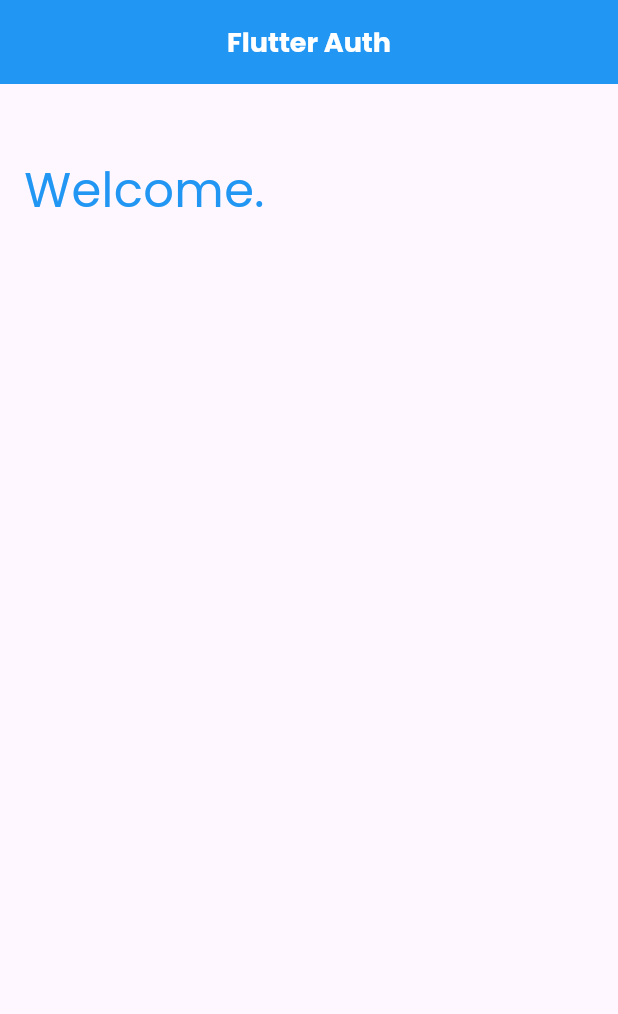
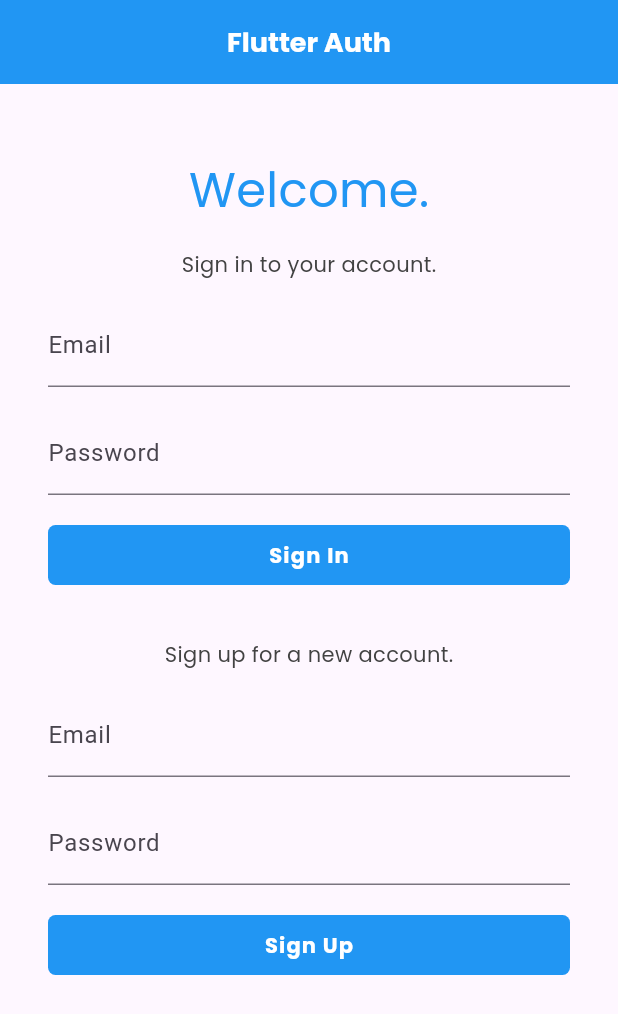
Before and after one commit to iamshaunjp/flutter-with-firebase-auth, a Flutter app: the screen it shows after launch, on a phone screen of 412 x 824 dp. Shown: the top 1014 px of the screen. Run offline on Flutter 3.47's test engine with Material 3 defaults, Android fonts, the light colour scheme and no system bars; our stand-ins replace google_fonts.

Commit message:
lesson-3

```diff
--- /dev/null
+++ b/lib/screens/welcome/sign_in.dart
@@ -0,0 +1,60 @@
+import 'package:flutter/material.dart';
+import 'package:flutter_auth_tut/shared/styled_button.dart';
+import 'package:flutter_auth_tut/shared/styled_text.dart';
+
+class SignInForm extends StatefulWidget {
+  const SignInForm({super.key});
+
+  @override
+  State<SignInForm> createState() => _SignInFormState();
+}
+
+class _SignInFormState extends State<SignInForm> {
+  final GlobalKey<FormState> _formKey = GlobalKey<FormState>();
+
+  final TextEditingController _emailController = TextEditingController();
+  final TextEditingController _passwordController = TextEditingController();
+
+  @override
+  Widget build(BuildContext context) {
+    return Padding(
+      padding: const EdgeInsets.all(16.0),
+      child: Form(
+        key: _formKey,
+        child: Column(
+          crossAxisAlignment: CrossAxisAlignment.stretch,
+          children: [
+            // intro text
+            const Center(child: StyledBodyText('Sign in to your account.')),
+            const SizedBox(height: 16.0),
+
+            // email address
+            TextFormField(
+              controller: _emailController,
+              keyboardType: TextInputType.emailAddress,
+              decoration: const InputDecoration(labelText: 'Email'),
+            ),
+            const SizedBox(height: 16.0),
+
+            // password
+            TextFormField(
+              controller: _passwordController,
+              obscureText: true,
+              decoration: const InputDecoration(labelText: 'Password'),
+            ),
+            const SizedBox(height: 16.0),
+
+            // error feedback
+
+
+            // submit button
+            StyledButton(
+              onPressed: () async {},
+              child: const StyledButtonText('Sign In'),
+            ),
+          ],
+        ),
+      ),
+    );
+  }
+}
--- /dev/null
+++ b/lib/screens/welcome/sign_up.dart
@@ -0,0 +1,60 @@
+import 'package:flutter/material.dart';
+import 'package:flutter_auth_tut/shared/styled_button.dart';
+import 'package:flutter_auth_tut/shared/styled_text.dart';
+
+class SignUpForm extends StatefulWidget {
+  const SignUpForm({super.key});
+
+  @override
+  State<SignUpForm> createState() => _SignUpFormState();
+}
+
+class _SignUpFormState extends State<SignUpForm> {
+  final GlobalKey<FormState> _formKey = GlobalKey<FormState>();
+
+  final TextEditingController _emailController = TextEditingController();
+  final TextEditingController _passwordController = TextEditingController();
+
+  @override
+  Widget build(BuildContext context) {
+    return Padding(
+      padding: const EdgeInsets.all(16.0),
+      child: Form(
+        key: _formKey,
+        child: Column(
+          crossAxisAlignment: CrossAxisAlignment.stretch,
+          children: [
+            // intro text
+            const Center(child: StyledBodyText('Sign up for a new account.')),
+            const SizedBox(height: 16.0),
+
+            // email address
+            TextFormField(
+              controller: _emailController,
+              keyboardType: TextInputType.emailAddress,
+              decoration: const InputDecoration(labelText: 'Email'),
+            ),
+            const SizedBox(height: 16.0),
+
+            // password
+            TextFormField(
+              controller: _passwordController,
+              obscureText: true,
+              decoration: const InputDecoration(labelText: 'Password'),
+            ),
+            const SizedBox(height: 16.0),
+
+            // error feedback
+
+
+            // submit button
+            StyledButton(
+              onPressed: () async {},
+              child: const StyledButtonText('Sign Up'),
+            ),
+          ],
+        ),
+      ),
+    );
+  }
+}
--- a/lib/screens/welcome/welcome.dart
+++ b/lib/screens/welcome/welcome.dart
@@ -1,3 +1,5 @@
+import 'package:flutter_auth_tut/screens/welcome/sign_in.dart';
+import 'package:flutter_auth_tut/screens/welcome/sign_up.dart';
 import 'package:flutter_auth_tut/shared/styled_text.dart';
 import 'package:flutter/material.dart';
 
@@ -9,7 +11,6 @@ class WelcomeScreen extends StatefulWidget {
 }
 
 class _WelcomeScreenState extends State<WelcomeScreen> {
-
   @override
   Widget build(BuildContext context) {
     return Scaffold(
@@ -27,9 +28,10 @@ class _WelcomeScreenState extends State<WelcomeScreen> {
               StyledHeading('Welcome.'),
 
               // sign up screen
-
+              SignInForm(),
 
               // sign in screen
+              SignUpForm(),
             ]
           )
         ),
```
